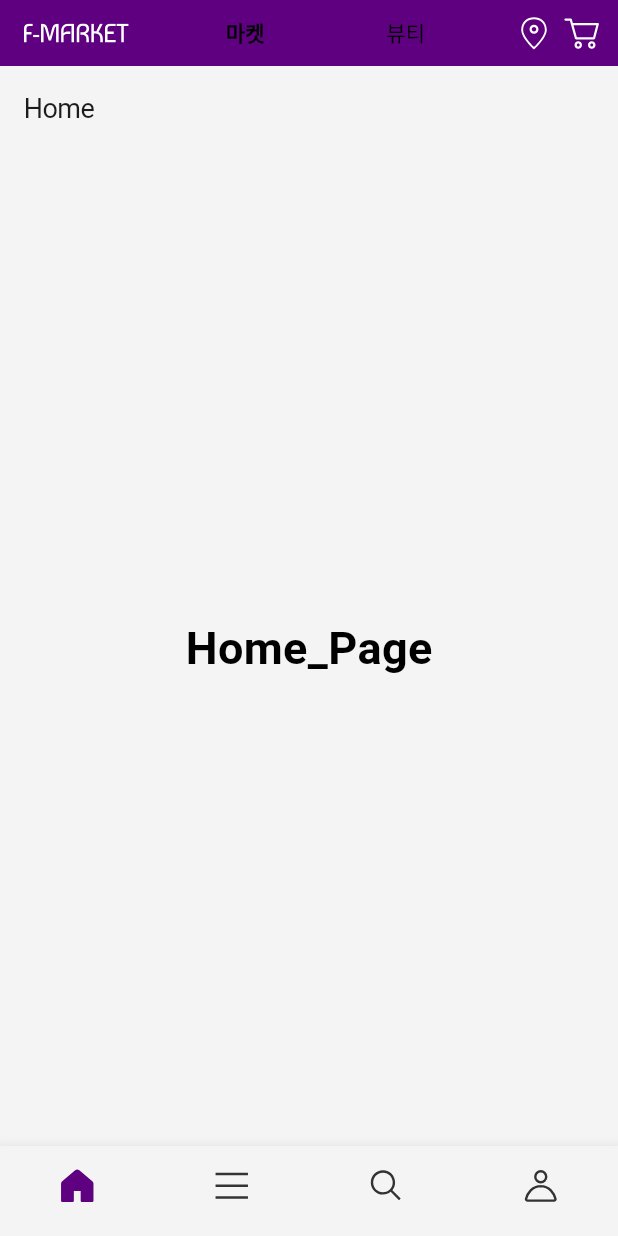
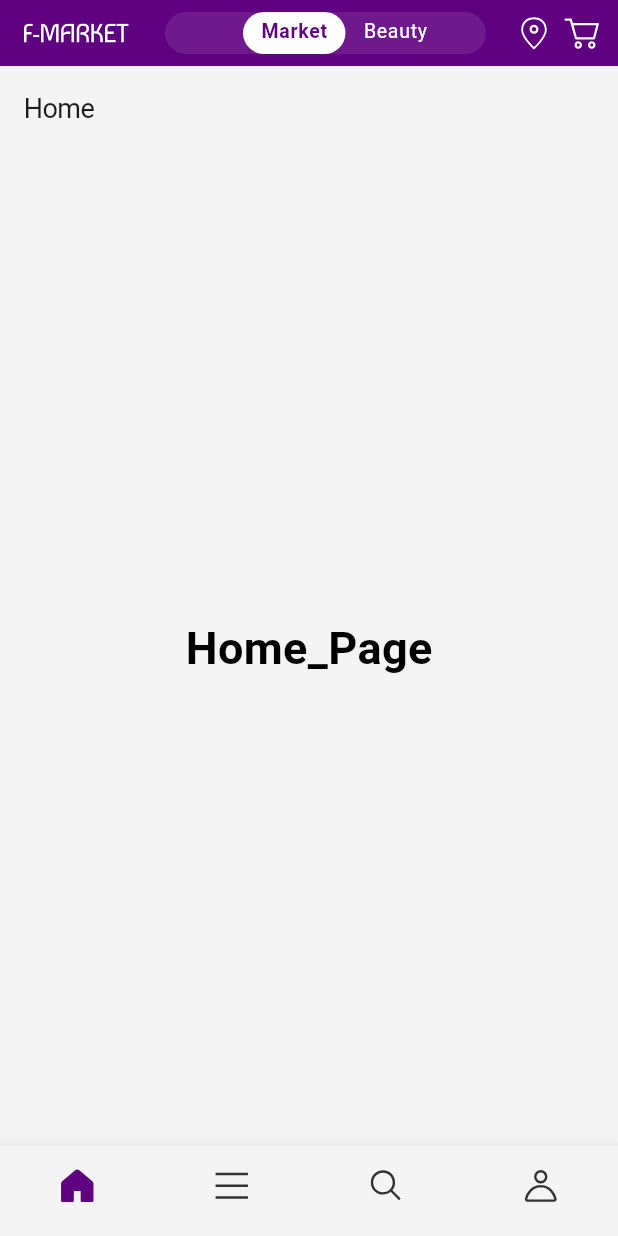
Before and after one commit to eunhyeong99/e_commerce_app, a Flutter app: the screen it shows after launch, on a phone screen of 412 x 824 dp. Run offline on Flutter 3.47's test engine with Material 3 defaults, Android fonts, the phone set to English and light mode, and no system bars; our stand-ins replace flutter_bloc, flutter_svg, freezed_annotation, go_router; generated files the repository leaves out were written again; Roboto replaces fonts that are missing (Pretendard).

```diff
--- /dev/null
+++ b/lib/data/dto/display/menu/menu.dto.dart
@@ -0,0 +1,18 @@
+import 'package:flutter/foundation.dart';
+import 'package:freezed_annotation/freezed_annotation.dart';
+
+part 'menu.dto.freezed.dart';
+part 'menu.dto.g.dart';
+
+@freezed
+class MenuDto with _$MenuDto {
+  const factory MenuDto({
+    @Default('') String title,
+    @Default(-1) int tabId,
+  }) = _MenuDto;
+
+
+
+  factory MenuDto.fromJson(Map<String, dynamic> json) =>
+      _$MenuDtoFromJson(json);
+}
--- a/lib/presentation/main/component/top_app_bar/home_app_bar.dart
+++ b/lib/presentation/main/component/top_app_bar/home_app_bar.dart
@@ -3,8 +3,10 @@ import 'package:flutter_bloc/flutter_bloc.dart';
 import 'package:flutter_svg/svg.dart';
 
 import '../../../../core/theme/constant/app_icons.dart';
+import '../../../../core/theme/custom/custom_font_weight.dart';
 import '../../../../core/theme/custom/custom_theme.dart';
 import '../../cubit/mall_type_cubit.dart';
+import 'widgets/svg_icon_button.dart';
 
 class HomeAppBar extends StatelessWidget {
   const HomeAppBar({super.key});
@@ -15,37 +17,48 @@ class HomeAppBar extends StatelessWidget {
       builder: (_, state) {
         return AnimatedContainer(
           padding: const EdgeInsets.symmetric(vertical: 6.0, horizontal: 8.0),
-          color: (state.isMarket)
-              ? Theme.of(context).colorScheme.primary
-              : Theme.of(context).colorScheme.background,
+          color: state.theme.backgroundColor,
           child: AppBar(
-            leading: Padding(
-              padding: const EdgeInsets.all(8.0),
-              child: SvgPicture.asset(
-                AppIcons.mainLogo,
-                colorFilter: ColorFilter.mode(
-                  state.isMarket
-                      ? Theme.of(context).colorScheme.onPrimary
-                      : Theme.of(context).colorScheme.primary,
-                  BlendMode.srcIn,
+            leading: SvgIconButton(
+              icon: AppIcons.mainLogo,
+              color: state.theme.logoColor,
+              padding: 8.0,
             ),
+            title: AnimatedContainer(
+              decoration: BoxDecoration(
+                color: state.theme.containerColor,
+                borderRadius: BorderRadius.all(Radius.circular(30)),
               ),
-            ),
-            title: DefaultTabController(
+              child: SizedBox(
+                height: 28,
+                child: DefaultTabController(
                   length: MallType.values.length,
                   initialIndex: state.index,
                   child: TabBar(
                     tabs: List.generate(
                       MallType.values.length,
-                  (index) => Tab(
-                    text: MallType.values[index].toName,
+                      (index) => Tab(text: MallType.values[index].toName),
+                    ),
+                    isScrollable: true,
+                    indicator: BoxDecoration(
+                      color: state.theme.indicatorColor,
+                      borderRadius: BorderRadius.all(Radius.circular(30)),
+                    ),
+                    indicatorSize: TabBarIndicatorSize.tab,
+                    dividerColor: Colors.transparent,
+                    labelColor: state.theme.labelColor,
+                    labelStyle: Theme.of(context).textTheme.labelLarge.bold,
+                    labelPadding: const EdgeInsets.symmetric(horizontal: 12),
+                    unselectedLabelColor: state.theme.unselectedLabelColor,
+                    unselectedLabelStyle:
+                        Theme.of(context).textTheme.labelLarge,
+                    onTap: (index) =>
+                        context.read<MallTypeCubit>().changeIndex(index),
+                    splashBorderRadius: BorderRadius.all(Radius.circular(30)),
                   ),
                 ),
-                labelColor: Colors.black,
-                unselectedLabelColor: Colors.black,
-                onTap: (index) =>
-                    context.read<MallTypeCubit>().changeIndex(index),
               ),
+              duration: Duration(microseconds: 400),
             ),
             actions: [
               _Actions(icon: AppIcons.location, state: state),
@@ -81,9 +94,7 @@ class _Actions extends StatelessWidget {
       child: SvgPicture.asset(
         icon,
         colorFilter: ColorFilter.mode(
-          state.isMarket
-              ? Theme.of(context).colorScheme.background
-              : Theme.of(context).colorScheme.contentPrimary,
+          state.theme.iconColor,
           BlendMode.srcIn,
         ),
       ),
--- /dev/null
+++ b/lib/presentation/main/component/top_app_bar/widgets/svg_icon_button.dart
@@ -0,0 +1,29 @@
+import 'package:flutter/material.dart';
+import 'package:flutter_svg/svg.dart';
+
+class SvgIconButton extends StatelessWidget {
+  const SvgIconButton({
+    required this.icon,
+    required this.color,
+    this.padding = 4.0,
+    super.key,
+  });
+
+  final double padding;
+  final String icon;
+  final Color color;
+
+  @override
+  Widget build(BuildContext context) {
+    return Padding(
+      padding: EdgeInsets.all(padding),
+      child: SvgPicture.asset(
+        icon,
+        colorFilter: ColorFilter.mode(
+          color,
+          BlendMode.srcIn,
+        ),
+      ),
+    );
+  }
+}
--- a/lib/presentation/main/cubit/mall_type_cubit.dart
+++ b/lib/presentation/main/cubit/mall_type_cubit.dart
@@ -1,4 +1,6 @@
 import 'package:flutter_bloc/flutter_bloc.dart';
+
+import '../../../core/theme/custom/custom_app_bar.dart';
 
 enum MallType { market, beauty }
 
@@ -12,9 +14,18 @@ extension MallTypeX on MallType {
   String get toName {
     switch (this) {
       case MallType.market:
-        return "마켓";
+        return "Market";
       case MallType.beauty:
-        return "뷰티";
+        return "Beauty";
+    }
+  }
+
+  CustomAppBarTheme get theme{
+    switch(this){
+      case MallType.market:
+        return CustomAppBarTheme.market;
+      case MallType.beauty:
+        return CustomAppBarTheme.beauty;
     }
   }
 
```
Also changed, not shown: pubspec.yaml (+7 -0 lines), lib/data/dto/dto.dart (deleted), pubspec.lock. Lines whose indentation alone changed are shown as unchanged.
